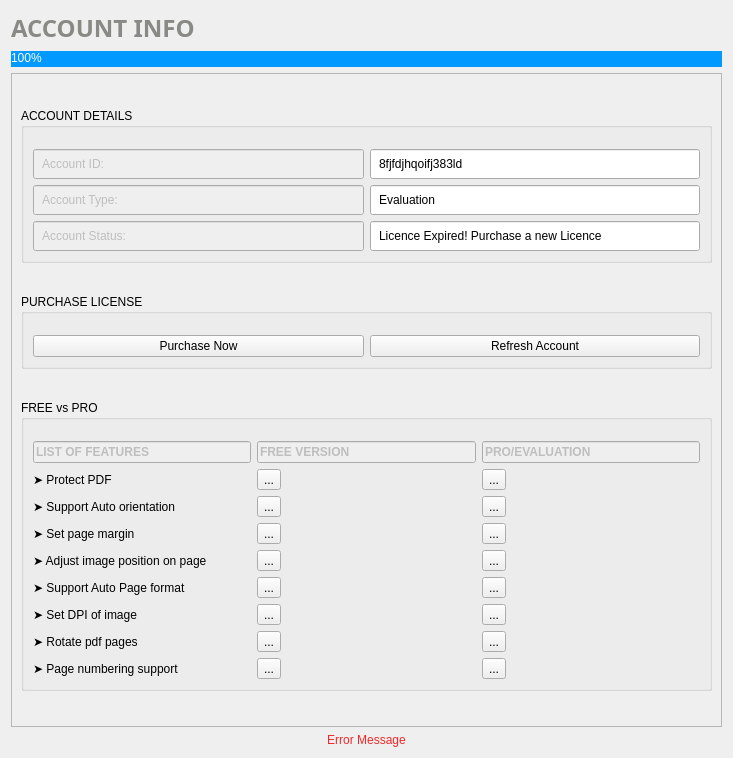
Old version of the form src/account.ui in the repository rishabh3354/JPG2PDF.
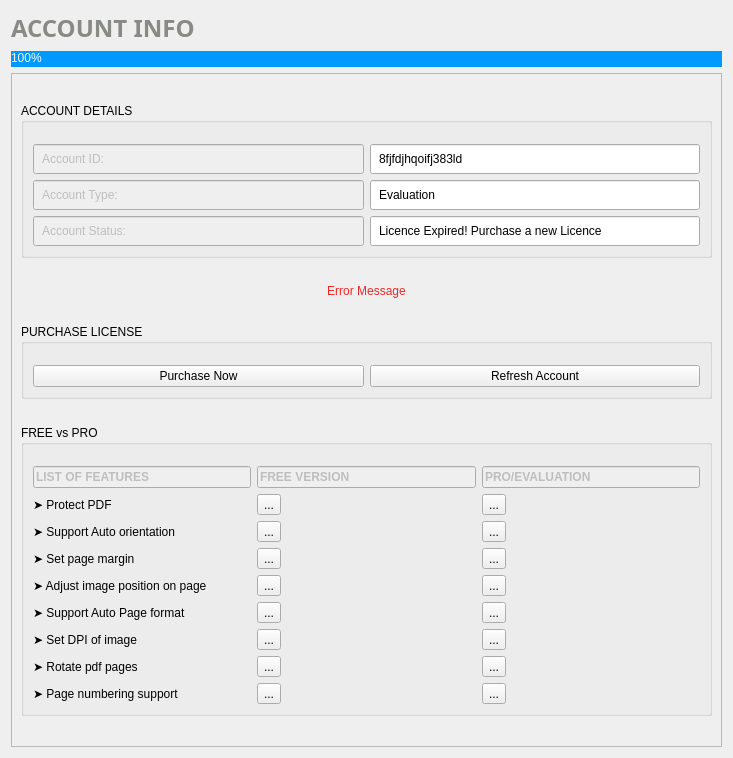
New version of the form. Icons and pictures are not drawn.

Commit message: account pro plan unlock added

What changed in the file:
```diff
--- a/src/account.ui
+++ b/src/account.ui
@@ -101,7 +101,7 @@
         <x>0</x>
         <y>0</y>
         <width>699</width>
-        <height>657</height>
+        <height>680</height>
        </rect>
       </property>
       <layout class="QVBoxLayout" name="verticalLayout_2">
@@ -255,6 +255,22 @@
          </layout>
         </widget>
        </item>
+       <item>
+        <widget class="QLabel" name="error_message">
+         <property name="sizePolicy">
+          <sizepolicy hsizetype="Preferred" vsizetype="Fixed">
+           <horstretch>0</horstretch>
+           <verstretch>0</verstretch>
+          </sizepolicy>
+         </property>
+         <property name="text">
+          <string>&lt;html&gt;&lt;head/&gt;&lt;body&gt;&lt;p align=&quot;center&quot;&gt;&lt;span style=&quot; color:#ef2929;&quot;&gt;Error Message&lt;/span&gt;&lt;/p&gt;&lt;/body&gt;&lt;/html&gt;</string>
+         </property>
+         <property name="alignment">
+          <set>Qt::AlignCenter</set>
+         </property>
+        </widget>
+       </item>
        <item>
         <widget class="QGroupBox" name="groupBox_10">
          <property name="sizePolicy">
@@ -789,24 +805,7 @@
     </widget>
    </item>
    <item>
-    <layout class="QVBoxLayout" name="verticalLayout_14">
-     <item>
-      <widget class="QLabel" name="error_message">
-       <property name="sizePolicy">
-        <sizepolicy hsizetype="Preferred" vsizetype="Fixed">
-         <horstretch>0</horstretch>
-         <verstretch>0</verstretch>
-        </sizepolicy>
-       </property>
-       <property name="text">
-        <string>&lt;html&gt;&lt;head/&gt;&lt;body&gt;&lt;p align=&quot;center&quot;&gt;&lt;span style=&quot; color:#ef2929;&quot;&gt;Error Message&lt;/span&gt;&lt;/p&gt;&lt;/body&gt;&lt;/html&gt;</string>
-       </property>
-       <property name="alignment">
-        <set>Qt::AlignCenter</set>
-       </property>
-      </widget>
-     </item>
-    </layout>
+    <layout class="QVBoxLayout" name="verticalLayout_14"/>
    </item>
   </layout>
  </widget>
```
The commit also changes 9 other files.
